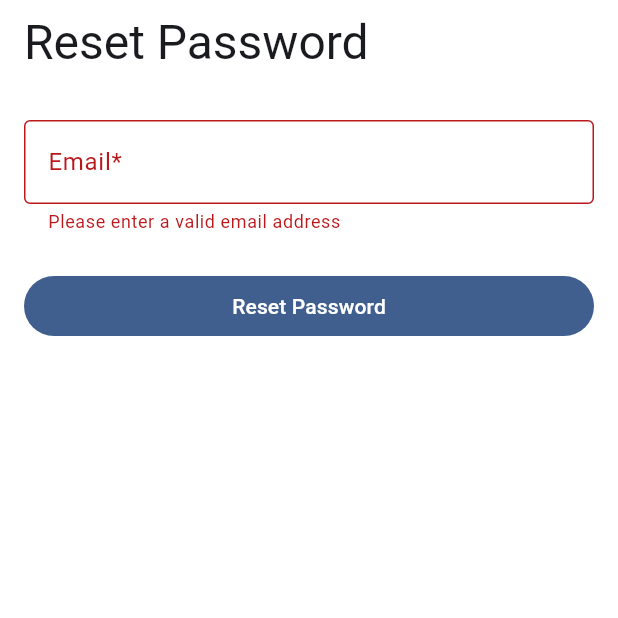
After one commit to LiewJY/spend_track_mobile, a Flutter app: the ForgetPasswordScreen screen opened directly, after a tap on "Reset Password", on a phone screen of 412 x 824 dp, the top half of it. The commit adds this screen. Run offline on Flutter 3.47's test engine with Material 2 defaults, Android fonts, the phone set to English and light mode, and no system bars; our stand-ins replace bloc, cloud_firestore, equatable, firebase_auth, firebase_core, flutter_bloc and 1 more; missing offline and left inert: flow_builder; accounts and stored records are empty; generated files the repository leaves out were written again.

Commit message:
add forget password at login

```diff
--- a/lib/account/bloc/manage_account_bloc.dart
+++ b/lib/account/bloc/manage_account_bloc.dart
@@ -54,8 +54,9 @@ class ManageAccountBloc extends Bloc<ManageAccountEvent, ManageAccountState> {
         //await authRepository.updateName(name: event.name);
         await authRepository.sendResetPasswordEmail(email: event.email);
         emit(state.copyWith(
-            status: ManageAccountStatus.success,
-            success: 'resetPasswordEmailSent'));
+          status: ManageAccountStatus.success,
+          success: 'resetPasswordEmailSent',
+        ));
       } catch (e) {
         emit(state.copyWith(
           status: ManageAccountStatus.failure,
--- /dev/null
+++ b/lib/forget_password/cubit/forget_password_cubit.dart
@@ -0,0 +1,30 @@
+import 'package:bloc/bloc.dart';
+import 'package:equatable/equatable.dart';
+import 'package:track/repositories/repositories.dart';
+
+part 'forget_password_state.dart';
+
+class ForgetPasswordCubit extends Cubit<ForgetPasswordState> {
+  final AuthRepository authRepository;
+
+  ForgetPasswordCubit(this.authRepository)
+      : super(ForgetPasswordState.initial());
+
+  Future<void> resetPassword({required String email}) async {
+    if (state.status == ForgetPasswordStatus.loading) return;
+    emit(state.copyWith(status: ForgetPasswordStatus.loading));
+
+    try {
+      await authRepository.sendResetPasswordEmail(email: email);
+      emit(state.copyWith(
+        status: ForgetPasswordStatus.success,
+        success: 'resetPasswordEmailSent',
+      ));
+    } catch (e) {
+      emit(state.copyWith(
+        status: ForgetPasswordStatus.failure,
+        error: e.toString(),
+      ));
+    }
+  }
+}
--- /dev/null
+++ b/lib/forget_password/cubit/forget_password_state.dart
@@ -0,0 +1,39 @@
+part of 'forget_password_cubit.dart';
+
+enum ForgetPasswordStatus { initial, loading, success, failure }
+
+class ForgetPasswordState extends Equatable {
+  final ForgetPasswordStatus status;
+  final String error;
+  final String success;
+
+  const ForgetPasswordState({
+    required this.status,
+    required this.error,
+    required this.success,
+  });
+
+  //initializing
+  factory ForgetPasswordState.initial() {
+    return const ForgetPasswordState(
+      status: ForgetPasswordStatus.initial,
+      error: '',
+      success: '',
+    );
+  }
+
+  @override
+  List<Object> get props => [status, error];
+
+  ForgetPasswordState copyWith({
+    ForgetPasswordStatus? status,
+    String? error,
+    String? success,
+  }) {
+    return ForgetPasswordState(
+      status: status ?? this.status,
+      error: error ?? this.error,
+      success: success ?? this.success,
+    );
+  }
+}
--- /dev/null
+++ b/lib/forget_password/forget_password.dart
@@ -0,0 +1,2 @@
+export 'view/forget_password_screen.dart';
+export 'cubit/forget_password_cubit.dart';
--- /dev/null
+++ b/lib/forget_password/view/forget_password_screen.dart
@@ -0,0 +1,100 @@
+import 'dart:developer';
+
+import 'package:flutter/material.dart';
+import 'package:flutter_bloc/flutter_bloc.dart';
+import 'package:track/forget_password/forget_password.dart';
+import 'package:track/l10n/l10n.dart';
+import 'package:track/login/login.dart';
+import 'package:track/repositories/repos/auth/auth_repository.dart';
+import 'package:track/widgets/widgets.dart';
+import '../../utils/constant.dart';
+
+class ForgetPasswordScreen extends StatelessWidget {
+  const ForgetPasswordScreen({super.key});
+  //for routing
+  static Page<void> page() =>
+      const MaterialPage<void>(child: ForgetPasswordScreen());
+
+  @override
+  Widget build(BuildContext context) {
+    final l10n = context.l10n;
+    return Scaffold(
+      appBar: AppBar(
+        automaticallyImplyLeading: false,
+        backgroundColor: Theme.of(context).colorScheme.background,
+        surfaceTintColor: Theme.of(context).colorScheme.background,
+        title: Text(
+          l10n.resetPassword,
+          style: Theme.of(context).textTheme.headlineLarge,
+          textAlign: TextAlign.left,
+        ),
+      ),
+      body: SafeArea(
+        child: Padding(
+          padding: Constant.paddingHorizontal,
+          child: BlocProvider(
+            create: (context) =>
+                ForgetPasswordCubit(context.read<AuthRepository>()),
+            child: BlocListener<ForgetPasswordCubit, ForgetPasswordState>(
+              listener: (context, state) {
+                if (state.status == ForgetPasswordStatus.failure) {
+                  AppSnackBar.authError(context, state.error);
+                }
+                if (state.status == ForgetPasswordStatus.success) {
+                  AppSnackBar.success(context, l10n.resetPasswordEmailSent);
+                }
+              },
+              child: Form(
+                child: ForgetPasswordForm(),
+              ),
+            ),
+          ),
+        ),
+      ),
+    );
+  }
+}
+
+//? form move to another file?
+class ForgetPasswordForm extends StatefulWidget {
+  const ForgetPasswordForm({super.key});
+
+  @override
+  State<ForgetPasswordForm> createState() => _ForgetPasswordFormState();
+}
+
+class _ForgetPasswordFormState extends State<ForgetPasswordForm> {
+  final forgetPasswordForm = GlobalKey<FormState>();
+
+  //textfield
+  final _emailController = TextEditingController();
+
+  @override
+  Widget build(BuildContext context) {
+    final l10n = context.l10n;
+
+    return Form(
+      key: forgetPasswordForm,
+      child: Column(
+        children: [
+          Constant.sizedBoxSpace,
+          EmailField(controller: _emailController),
+          Constant.sizedBoxSpace,
+          FilledButton(
+            style: Constant.fullWidthButton,
+            onPressed: () => sendResetEmail(),
+            child: Text(l10n.resetPassword),
+          ),
+        ],
+      ),
+    );
+  }
+
+  sendResetEmail() {
+    if (forgetPasswordForm.currentState!.validate()) {
+      context
+          .read<ForgetPasswordCubit>()
+          .resetPassword(email: _emailController.text);
+    }
+  }
+}
--- a/lib/l10n/app_en.arb
+++ b/lib/l10n/app_en.arb
@@ -22,6 +22,9 @@
   "edit": "Edit",
   "update": "Update",
   "next": "Next",
+
+"@loginPage": {},
+  "forgetPassword": "Forget Password",
 
 
 "@profilePage": {},
--- a/lib/login/view/login_form.dart
+++ b/lib/login/view/login_form.dart
@@ -6,6 +6,7 @@ import 'package:flutter/material.dart';
 import 'package:flutter/src/widgets/framework.dart';
 import 'package:flutter/src/widgets/placeholder.dart';
 import 'package:flutter_bloc/flutter_bloc.dart';
+import 'package:track/forget_password/forget_password.dart';
 import 'package:track/l10n/l10n.dart';
 import 'package:track/login/login.dart';
 import 'package:track/sign_up/sign_up.dart';
@@ -42,7 +43,17 @@ class _LoginFormState extends State<LoginForm> {
           ),
           Constant.sizedBoxSpace,
           PasswordField(controller: _passwordController),
-          Constant.sizedBoxSpace,
+          Row(
+            mainAxisAlignment: MainAxisAlignment.end,
+            children: [
+              TextButton(
+                onPressed: () => Navigator.of(context).push(
+                  MaterialPageRoute(builder: (context) => ForgetPasswordScreen()),
+                ),
+                child: Text(l10n.forgetPassword),
+              ),
+            ],
+          ),
           FilledButton(
             style: Constant.fullWidthButton,
             onPressed: () => login(),
```
